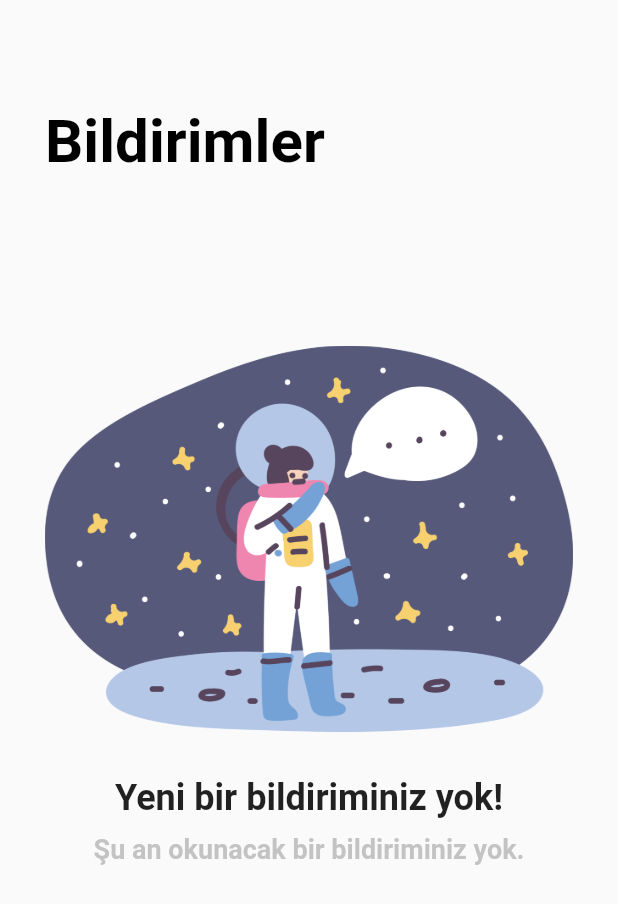
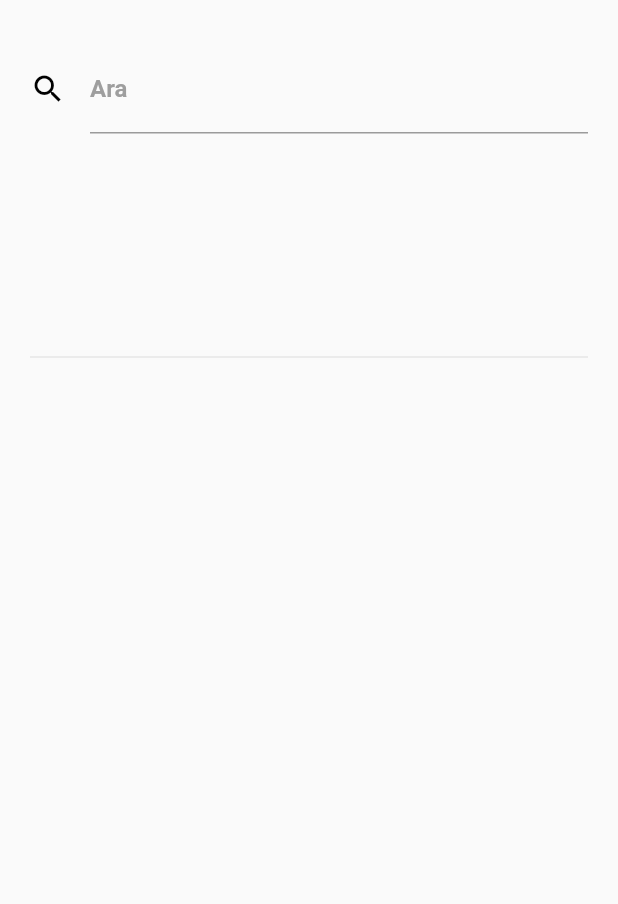
Before and after one commit to noelcinleri/willingly_mobile, a Flutter app: the CategoriesPage screen opened directly, on a phone screen of 412 x 824 dp. Shown: the top 904 px of the screen. Run offline on Flutter 3.47's test engine with Material 2 defaults, Android fonts, the phone set to English and light mode, and no system bars; our stand-ins replace line_icons; Roboto replaces fonts that are missing (Montserrat).

Commit message:
categories page

```diff
--- a/lib/app/views/login.dart
+++ b/lib/app/views/login.dart
@@ -102,7 +102,7 @@ class _LoginPageState extends State<LoginPage> {
       ),
       child: RaisedButton(
         elevation: 5.0,
-        onPressed: () => Navigator.pushNamed(context, homeViewRoute),
+        onPressed: () =>  Navigator.of(context).pushNamedAndRemoveUntil(homeViewRoute, (Route<dynamic> route) => false),
         color: Colors.white,
         shape: new RoundedRectangleBorder(
           borderRadius: new BorderRadius.circular(7.0),
@@ -142,7 +142,7 @@ class _LoginPageState extends State<LoginPage> {
           mainAxisAlignment: MainAxisAlignment.center,
           children: <Widget>[
             Text(
-              'Yeni misin buralarda?',
+              'Yeni misin ? ',
               style: TextStyle(
                 color: Colors.white70,
                 fontSize: 18.0,
--- a/lib/app/views/register.dart
+++ b/lib/app/views/register.dart
@@ -108,7 +108,7 @@ class _RegisterPageState extends State<RegisterPage> {
           elevation: 10.0,
           shadowColor: Colors.white70,
           child: MaterialButton(
-            onPressed: () => Navigator.of(context).pushNamed(homeViewRoute),
+            onPressed: () => Navigator.of(context).pushNamedAndRemoveUntil(homeViewRoute, (Route<dynamic> route) => false),
             child: Text(
               'ARAMIZA KATIL',
               style: TextStyle(
--- a/lib/app/views/tabs/notifications.dart
+++ b/lib/app/views/tabs/notifications.dart
@@ -1,4 +1,5 @@
 import 'package:flutter/material.dart';
+import 'package:line_icons/line_icons.dart';
 import 'package:willingly/app/utils/utils.dart';
 
 class CategoriesPage extends StatelessWidget {
@@ -40,30 +41,59 @@ class CategoriesPage extends StatelessWidget {
       textAlign: TextAlign.center,
     );
 
+  final hr = Divider();
     return Scaffold(
       body: Container(
         padding: EdgeInsets.only(
-          top: 70.0,
-          left: 30.0,
-          right: 30.0,
-          bottom: 30.0,
+          top: 30.0,
+          left: 20.0,
+          right: 20.0,
         ),
         height: deviceHeight,
         width: deviceWidth,
         child: Column(
           crossAxisAlignment: CrossAxisAlignment.start,
           children: <Widget>[
-            pageTitle,
-            SizedBox(
-              height: deviceHeight * 0.1,
-            ),
-            Column(
-              mainAxisAlignment: MainAxisAlignment.center,
-              children: <Widget>[image, notificationHeader, notificationText],
-            ),
+            Container(height: 200,
+            child: searchField,),hr,
           ],
         ),
       ),
     );
   }
+  Widget _buildIconTile(IconData icon, Color color, String title) {
+    return ListTile(
+      title: Text(title, style: TextStyle(fontWeight: FontWeight.bold),),
+      leading: Container(
+        height: 30.0,
+        width: 30.0,
+        decoration: BoxDecoration(
+          color: color,
+          borderRadius: BorderRadius.circular(10.0),
+        ),
+        child: Center(
+          child: Icon(
+            icon,
+            color: Colors.white,
+          ),
+        ),
+      ),
+      trailing: Icon(LineIcons.chevron_circle_right),
+    );
+  }
+
+
+  Widget searchField = TextField(
+
+      keyboardType: TextInputType.emailAddress,
+      decoration: InputDecoration(
+        icon: Icon(Icons.search,color: Colors.black,),
+          labelText: 'Ara',
+          labelStyle: TextStyle(
+              fontFamily: 'Montserrat',
+              fontWeight: FontWeight.bold,
+              color: Colors.grey),
+          focusedBorder: UnderlineInputBorder(
+              borderSide: BorderSide(color: Colors.green))),
+  );
 }
```
